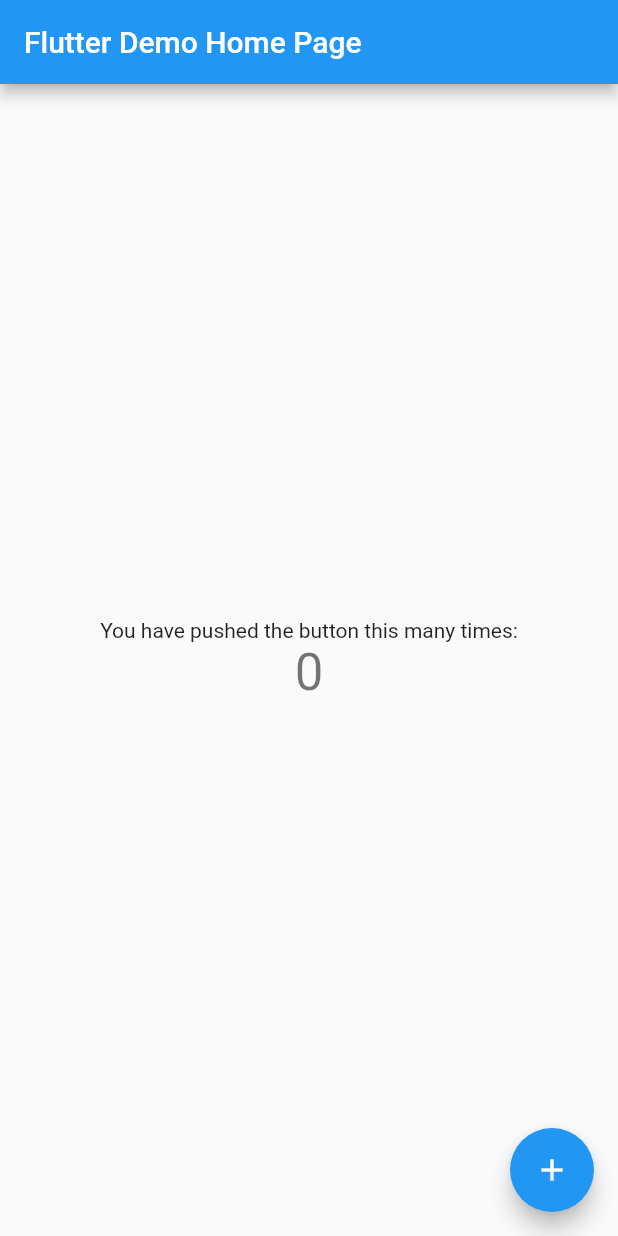
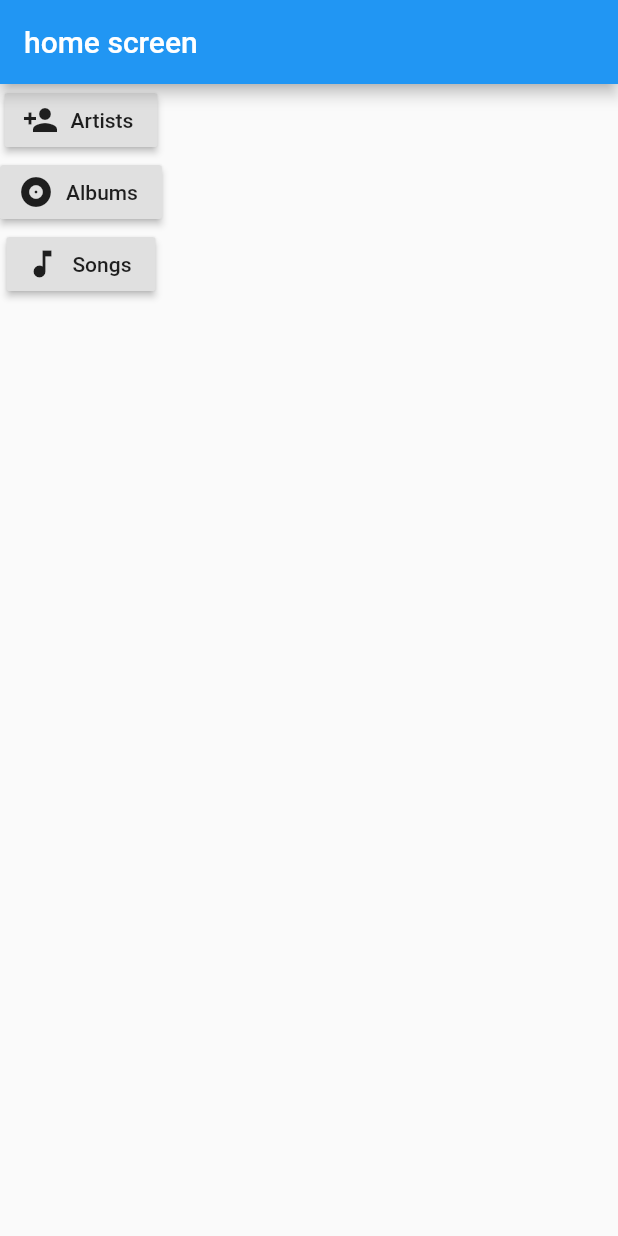
Before and after one commit to wyatthoffman4392/music_app, a Flutter app: the screen it shows after launch, on a phone screen of 412 x 824 dp. Run offline on Flutter 3.47's test engine with Material 2 defaults, Android fonts, the phone set to English and light mode, and no system bars.

Commit message:
Screens and Model Added

```diff
--- /dev/null
+++ b/lib/frontend/screens/music_library_screen.dart
@@ -0,0 +1,38 @@
+import 'package:flutter/material.dart';
+
+class MusicLibrary extends StatelessWidget {
+  static const routeName = '/home_screen';
+  static const title = 'home screen';
+
+  @override
+  Widget build(BuildContext context) {
+    return Scaffold(
+      appBar: AppBar(
+        title: Text(title),
+      ),
+      body: Column(
+        children: <Widget>[
+          RaisedButton.icon(
+            icon: Icon(Icons.person_add),
+            label: Text('Artists'),
+            // TODO: IMPLEMENT DATA
+            onPressed: () {},
+          ),
+          RaisedButton.icon(
+            icon: Icon(Icons.album),
+            label: Text('Albums'),
+            // TODO: IMPLEMENT DATA
+            onPressed: () {},
+          ),
+          RaisedButton.icon(
+            icon: Icon(Icons.music_note),
+            label: Text('Songs'),
+            // TODO: IMPLEMENT DATA
+            onPressed: () {},
+          ),
+        ],
+      ),
+      // drawer: MainDrawer(),
+    );
+  }
+}
--- a/lib/main.dart
+++ b/lib/main.dart
@@ -1,111 +1,17 @@
 import 'package:flutter/material.dart';
+import 'package:music_app/frontend/screens/music_library_screen.dart';
 
 void main() => runApp(MyApp());
 
 class MyApp extends StatelessWidget {
-  // This widget is the root of your application.
   @override
   Widget build(BuildContext context) {
     return MaterialApp(
       title: 'Flutter Demo',
       theme: ThemeData(
-        // This is the theme of your application.
-        //
-        // Try running your application with "flutter run". You'll see the
-        // application has a blue toolbar. Then, without quitting the app, try
-        // changing the primarySwatch below to Colors.green and then invoke
-        // "hot reload" (press "r" in the console where you ran "flutter run",
-        // or simply save your changes to "hot reload" in a Flutter IDE).
-        // Notice that the counter didn't reset back to zero; the application
-        // is not restarted.
         primarySwatch: Colors.blue,
       ),
-      home: MyHomePage(title: 'Flutter Demo Home Page'),
+      home: MusicLibrary(),
     );
   }
 }
-
-class MyHomePage extends StatefulWidget {
-  MyHomePage({Key key, this.title}) : super(key: key);
-
-  // This widget is the home page of your application. It is stateful, meaning
-  // that it has a State object (defined below) that contains fields that affect
-  // how it looks.
-
-  // This class is the configuration for the state. It holds the values (in this
-  // case the title) provided by the parent (in this case the App widget) and
-  // used by the build method of the State. Fields in a Widget subclass are
-  // always marked "final".
-
-  final String title;
-
-  @override
-  _MyHomePageState createState() => _MyHomePageState();
-}
-
-class _MyHomePageState extends State<MyHomePage> {
-  int _counter = 0;
-
-  void _incrementCounter() {
-    setState(() {
-      // This call to setState tells the Flutter framework that something has
-      // changed in this State, which causes it to rerun the build method below
-      // so that the display can reflect the updated values. If we changed
-      // _counter without calling setState(), then the build method would not be
-      // called again, and so nothing would appear to happen.
-      _counter++;
-    });
-  }
-
-  @override
-  Widget build(BuildContext context) {
-    // This method is rerun every time setState is called, for instance as done
-    // by the _incrementCounter method above.
-    //
-    // The Flutter framework has been optimized to make rerunning build methods
-    // fast, so that you can just rebuild anything that needs updating rather
-    // than having to individually change instances of widgets.
-    return Scaffold(
-      appBar: AppBar(
-        // Here we take the value from the MyHomePage object that was created by
-        // the App.build method, and use it to set our appbar title.
-        title: Text(widget.title),
-      ),
-      body: Center(
-        // Center is a layout widget. It takes a single child and positions it
-        // in the middle of the parent.
-        child: Column(
-          // Column is also a layout widget. It takes a list of children and
-          // arranges them vertically. By default, it sizes itself to fit its
-          // children horizontally, and tries to be as tall as its parent.
-          //
-          // Invoke "debug painting" (press "p" in the console, choose the
-          // "Toggle Debug Paint" action from the Flutter Inspector in Android
-          // Studio, or the "Toggle Debug Paint" command in Visual Studio Code)
-          // to see the wireframe for each widget.
-          //
-          // Column has various properties to control how it sizes itself and
-          // how it positions its children. Here we use mainAxisAlignment to
-          // center the children vertically; the main axis here is the vertical
-          // axis because Columns are vertical (the cross axis would be
-          // horizontal).
-          mainAxisAlignment: MainAxisAlignment.center,
-          children: <Widget>[
-            Text(
-              'You have pushed the button this many times:',
-            ),
-            Text(
-              '$_counter',
-              style: Theme.of(context).textTheme.display1,
-            ),
-          ],
-        ),
-      ),
-      floatingActionButton: FloatingActionButton(
-        onPressed: _incrementCounter,
-        tooltip: 'Increment',
-        child: Icon(Icons.add),
-      ), // This trailing comma makes auto-formatting nicer for build methods.
-    );
-  }
-}
```
Also changed, not shown: lib/backend/models/music_data.dart (added, +34 -0 lines), lib/frontend/screens/albums_screen.dart (added), lib/frontend/screens/artists_screen.dart (added), lib/frontend/screens/songs_screen.dart (added).
